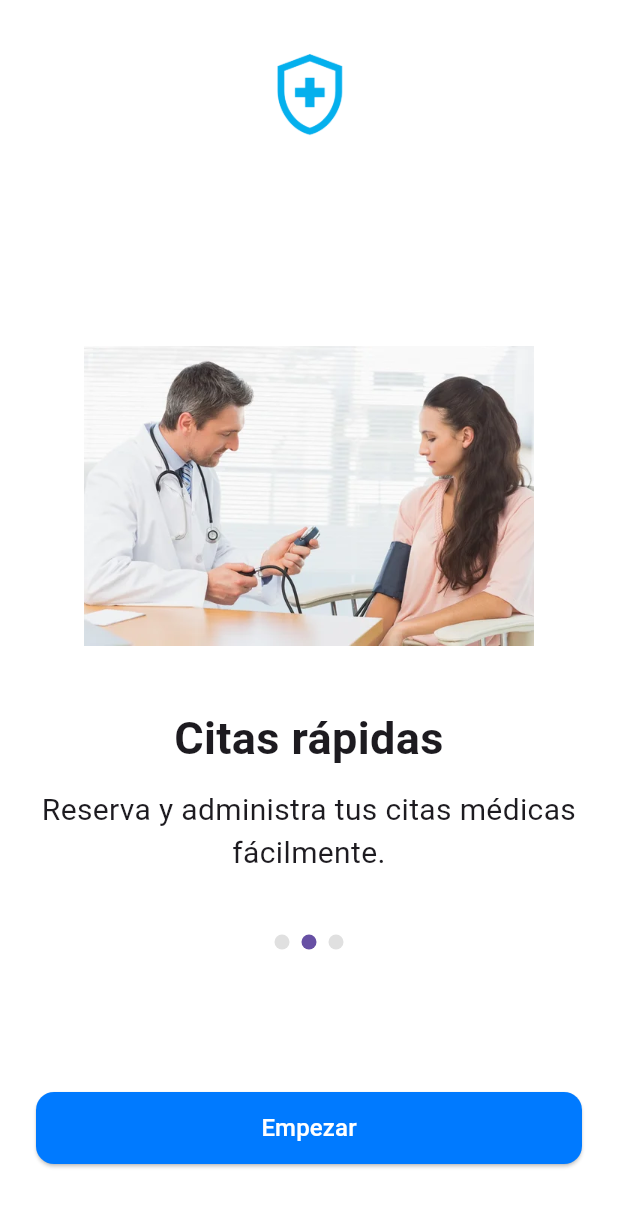
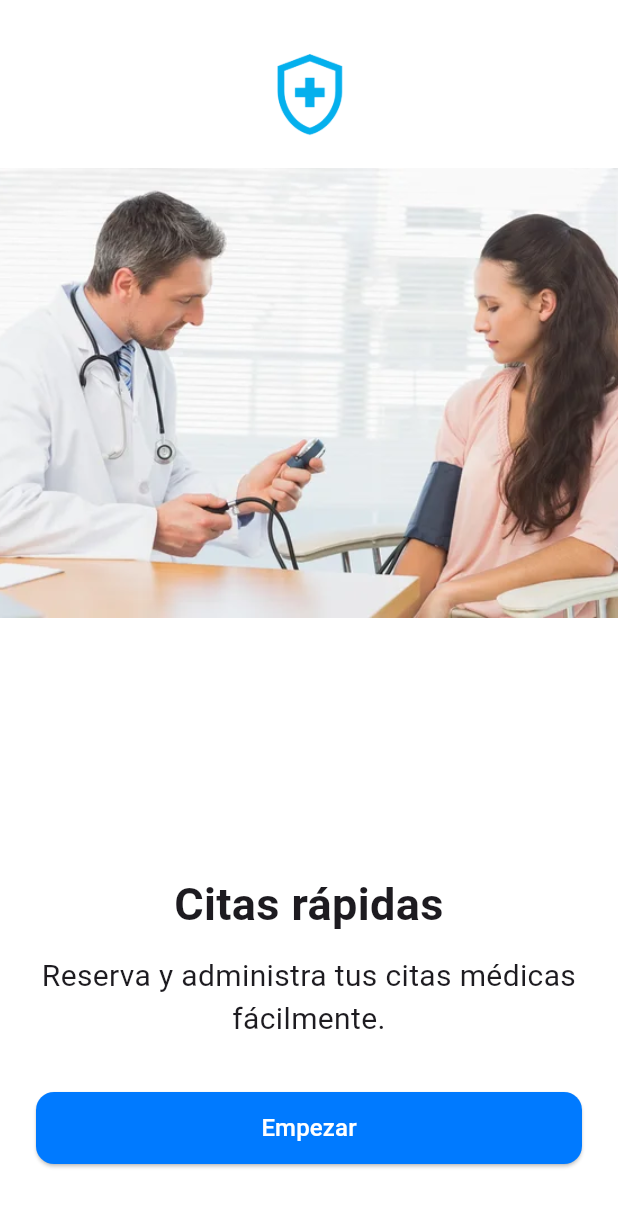
Before and after one commit to sbpol2000/medical_app, a Flutter app: the OnboardingPage screen opened by its route, swiped to page 2, on a phone screen of 412 x 824 dp. Shown: the top 1207 px of the screen. Run offline on Flutter 3.47's test engine with Material 3 defaults, Android fonts, the phone set to English and light mode, and no system bars; our stand-ins replace go_router.

Commit message:
Add color constants and update onboarding pages to use them

```diff
--- /dev/null
+++ b/lib/app/constants/colors.dart
@@ -0,0 +1,3 @@
+import 'package:flutter/cupertino.dart';
+
+const Color colorBlue = Color.fromRGBO(0, 122, 255, 100);
--- a/lib/app/router/app_router.dart
+++ b/lib/app/router/app_router.dart
@@ -6,12 +6,9 @@
 import 'package:medical_app/features/onboarding/onboardingPage.dart';
 
 final GoRouter appRouter = GoRouter(
-  initialLocation: '/login',
+  initialLocation: '/',
   routes: [
-    GoRoute(
-      path: '/onboarding',
-      builder: (context, state) => const OnboardingPage(),
-    ),
+    GoRoute(path: '/', builder: (context, state) => const OnboardingPage()),
     GoRoute(path: '/login', builder: (context, state) => const LoginPage()),
     GoRoute(
       path: '/register',
--- a/lib/features/onboarding/onboardingPage.dart
+++ b/lib/features/onboarding/onboardingPage.dart
@@ -1,4 +1,5 @@
 import 'package:flutter/material.dart';
+import 'package:medical_app/app/constants/colors.dart';
 import 'onboarding_carousel.dart';
 
 class OnboardingPage extends StatelessWidget {
@@ -39,12 +40,7 @@
                     // Aquí puedes navegar a la pantalla principal o de login
                   },
                   style: ElevatedButton.styleFrom(
-                    backgroundColor: Color.fromRGBO(
-                      0,
-                      122,
-                      255,
-                      100,
-                    ), // Color azul
+                    backgroundColor: colorBlue, // Color azul
                     shape: RoundedRectangleBorder(
                       borderRadius: BorderRadius.circular(
                         12,
--- a/lib/features/onboarding/onboarding_carousel.dart
+++ b/lib/features/onboarding/onboarding_carousel.dart
@@ -1,4 +1,5 @@
 import 'package:flutter/material.dart';
+import 'package:medical_app/app/constants/colors.dart';
 
 class OnboardingCarousel extends StatefulWidget {
   const OnboardingCarousel({Key? key}) : super(key: key);
@@ -35,7 +36,7 @@
       mainAxisAlignment: MainAxisAlignment.center,
       children: [
         SizedBox(
-          height: 400,
+          height: 600,
           child: PageView.builder(
             controller: _controller,
             itemCount: _pages.length,
@@ -47,10 +48,19 @@
             itemBuilder: (context, index) {
               final page = _pages[index];
               return Column(
-                mainAxisAlignment: MainAxisAlignment.center,
+                mainAxisAlignment: MainAxisAlignment.spaceBetween,
                 children: [
-                  Image.asset(page['image']!, height: 200),
+                  Image.asset(
+                    page['image']!,
+                    height: 300,
+                    width: double.infinity,
+                    fit: BoxFit.cover,
+                  ),
                   const SizedBox(height: 40),
+                  Padding(
+                    padding: const EdgeInsets.only(left: 24.0, right: 24.0),
+                    child: Column(
+                      children: [
                         Text(
                           page['title']!,
                           style: const TextStyle(
@@ -64,6 +74,10 @@
                           page['desc']!,
                           style: const TextStyle(fontSize: 20),
                           textAlign: TextAlign.center,
+                        ),
+                        const SizedBox(height: 18),
+                      ],
+                    ),
                   ),
                 ],
               );
@@ -82,7 +96,7 @@
               decoration: BoxDecoration(
                 shape: BoxShape.circle,
                 color: _currentPage == index
-                    ? Theme.of(context).primaryColor
+                    ? colorBlue
                     : Colors.grey[300],
               ),
             ),
```
Lines whose indentation alone changed are shown as unchanged.
